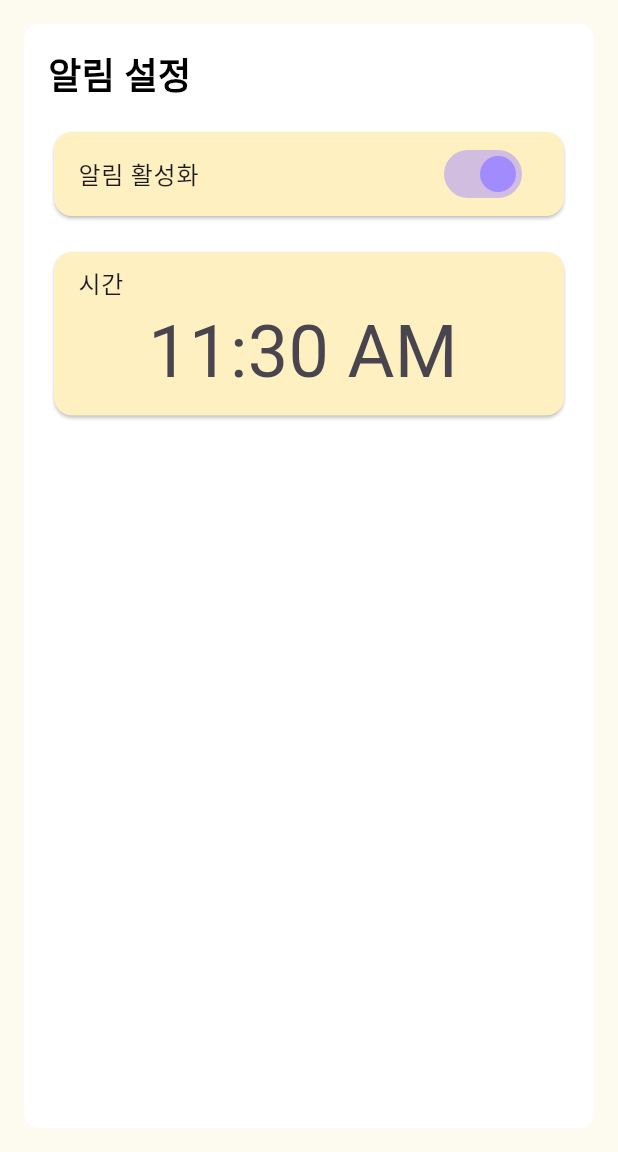
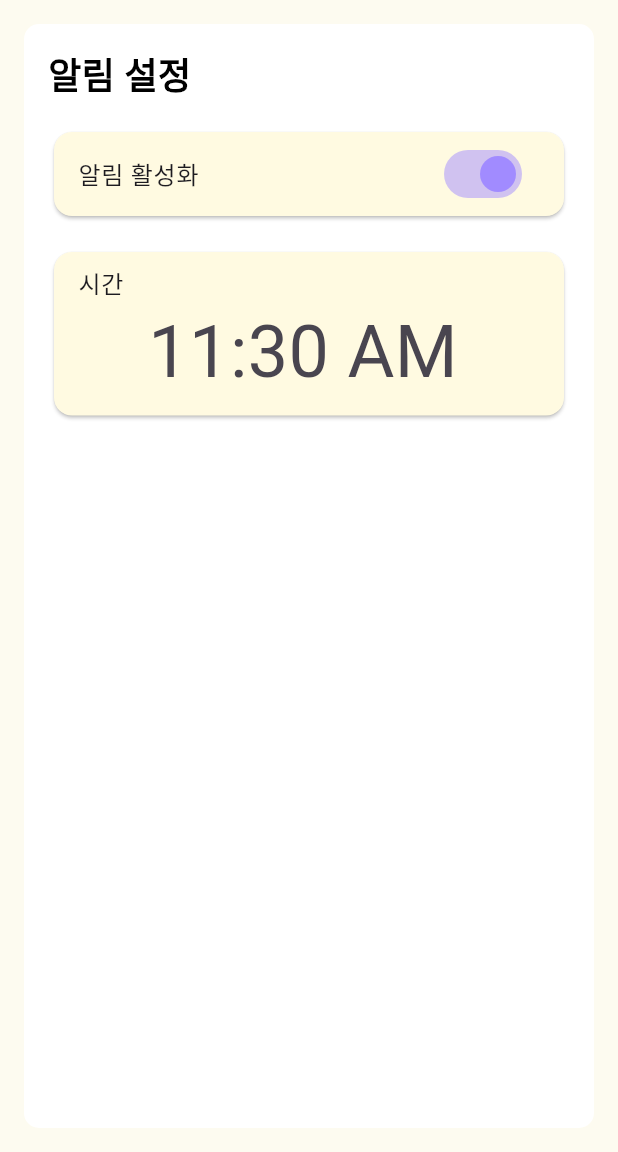
Before and after one commit to Tune-Manner/wisely-diary-frontend, a Flutter app: the AlarmSettingPage screen opened by its route, after a tap on "알림 활성화", on a phone screen of 412 x 824 dp, the part 84-1236 px from its top. Run offline on Flutter 3.47's test engine with Material 3 defaults, Android fonts, the phone set to English and light mode, and no system bars; our stand-ins replace device_info_plus, firebase_core, firebase_messaging, flutter_bloc, flutter_dotenv, flutter_local_notifications and 9 more; missing offline and left inert: android_alarm_manager_plus, dart:ffi, gotrue, image_picker_android, image_picker_platform_interface, kakao_flutter_sdk_user and 1 more; accounts and stored records are empty; network calls fail.

Commit message:
remove : assets/emotion과 중복되는 감정 이미지 삭제 + 배경색 통일

```diff
--- a/lib/alarm/alarm_setting_page.dart
+++ b/lib/alarm/alarm_setting_page.dart
@@ -235,7 +235,7 @@ class _AlarmSettingPageState extends State<AlarmSettingPage> {
               ),
               SizedBox(height: 16),
               Card(
-                color: Color(0xFFFFF0C1),
+                color: Color(0xFFFFFAE1),
                 child: SwitchListTile(
                   title: Text('알림 활성화'),
                   value: isAlarmEnabled,
@@ -255,7 +255,7 @@ class _AlarmSettingPageState extends State<AlarmSettingPage> {
                 SizedBox(height: 16),
               if (isAlarmEnabled)
                 Card(
-                  color: Color(0xFFFFF0C1),
+                  color: Color(0xFFFFFAE1),
                   child: ListTile(
                     title: Text('시간'),
                     subtitle: Center(
--- a/lib/home_screens.dart
+++ b/lib/home_screens.dart
@@ -9,6 +9,7 @@ import 'dart:convert';
 import 'custom_scaffold.dart';
 import 'package:intl/intl.dart';
 import 'package:intl/date_symbol_data_local.dart';
+
 import 'date_select.dart';
 
 class HomeScreens extends StatefulWidget {
--- a/lib/statistics/monthly_emotion_screens.dart
+++ b/lib/statistics/monthly_emotion_screens.dart
@@ -40,7 +40,6 @@ class MonthlyEmotionScreen extends StatelessWidget {
   @override
   Widget build(BuildContext context) {
     return Scaffold(
-      backgroundColor: Color(0xFFFFF9E2),
       appBar: AppBar(
         backgroundColor: Colors.white,
         elevation: 0,
```
Also changed, not shown: lib/create_diary_screens.dart (+10 -10 lines), pubspec.yaml (+0 -10 lines), assets/emotions/greatful.png, assets/emotions/proud.png, assets/emotions/worried.png, assets/감사.png (deleted), assets/걱정.png (deleted), assets/당황.png (deleted), assets/분노.png (deleted), assets/뿌듯.png (deleted), assets/설렘.png (deleted), assets/슬픔.png (deleted), assets/신나.png (deleted), assets/억울.png (deleted), 1 more files.
